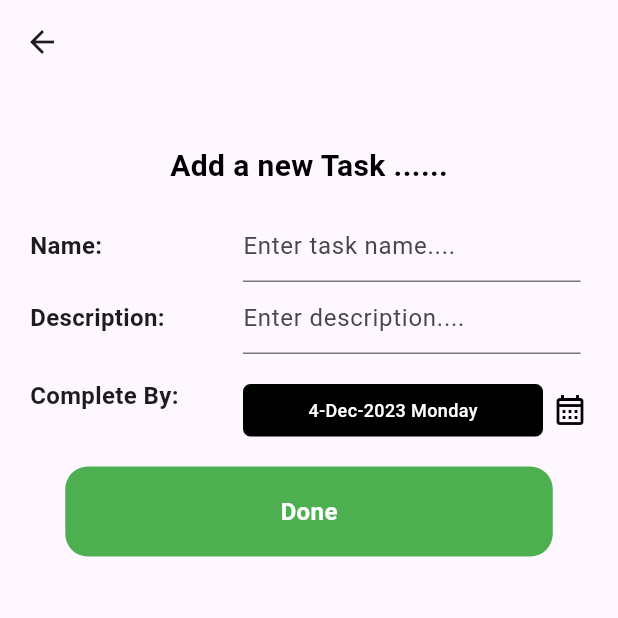
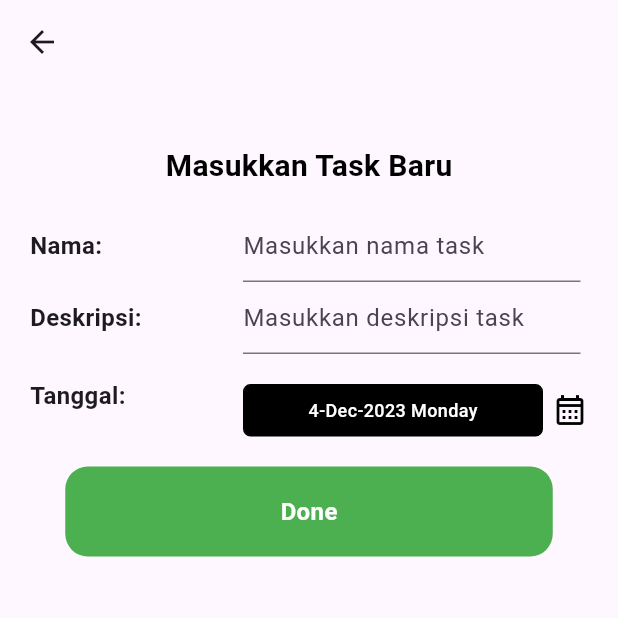
Before and after one commit to muhammadlatif13/todo_listapp, a Flutter app: the AddTaskPage screen opened by its route, on a phone screen of 412 x 824 dp, the top half of it. Run offline on Flutter 3.47's test engine with Material 3 defaults, Android fonts, the phone set to English and light mode, and no system bars; our stand-ins replace bloc, flutter_bloc, fluttertoast, shared_preferences; accounts and stored records are empty.

Commit message:
cleancode
Signed-off-by: muhammadlatif13 <latifmua@gmail.com>

```diff
--- a/todo_listapp/lib/app/presentation/views/addtasks/addtasks.dart
+++ b/todo_listapp/lib/app/presentation/views/addtasks/addtasks.dart
@@ -37,7 +37,7 @@ class _AddTaskPageState extends State<AddTaskPage> {
                       margin: const EdgeInsets.only(top: 25),
                       padding: const EdgeInsets.all(15),
                       child: const Text(
-                        "Add a new Task ......",
+                        "Masukkan Task Baru",
                         style: TextStyle(
                           color: Colors.black,
                           fontWeight: FontWeight.bold,
@@ -49,7 +49,7 @@ class _AddTaskPageState extends State<AddTaskPage> {
                       mainAxisAlignment: MainAxisAlignment.spaceBetween,
                       children: [
                         const Text(
-                          "Name: ",
+                          "Nama: ",
                           style: TextStyle(
                             fontWeight: FontWeight.bold,
                             fontSize: 16,
@@ -65,7 +65,7 @@ class _AddTaskPageState extends State<AddTaskPage> {
                                   .add(GetTaskNameEvent(name: value));
                             },
                             decoration: const InputDecoration(
-                              hintText: "Enter task name....",
+                              hintText: "Masukkan nama task",
                               border: UnderlineInputBorder(
                                 borderSide: BorderSide(
                                   color: Colors.grey,
@@ -80,7 +80,7 @@ class _AddTaskPageState extends State<AddTaskPage> {
                       mainAxisAlignment: MainAxisAlignment.spaceBetween,
                       children: [
                         const Text(
-                          "Description: ",
+                          "Deskripsi: ",
                           style: TextStyle(
                             fontWeight: FontWeight.bold,
                             fontSize: 16,
@@ -96,7 +96,7 @@ class _AddTaskPageState extends State<AddTaskPage> {
                                   .add(GetDescriptionEvent(desc: value));
                             },
                             decoration: const InputDecoration(
-                              hintText: "Enter description....",
+                              hintText: "Masukkan deskripsi task",
                               border: UnderlineInputBorder(
                                 borderSide: BorderSide(
                                   color: Colors.grey,
@@ -111,7 +111,7 @@ class _AddTaskPageState extends State<AddTaskPage> {
                       mainAxisAlignment: MainAxisAlignment.spaceBetween,
                       children: [
                         const Text(
-                          "Complete By: ",
+                          "Tanggal: ",
                           style: TextStyle(
                             fontWeight: FontWeight.bold,
                             fontSize: 16,
```
